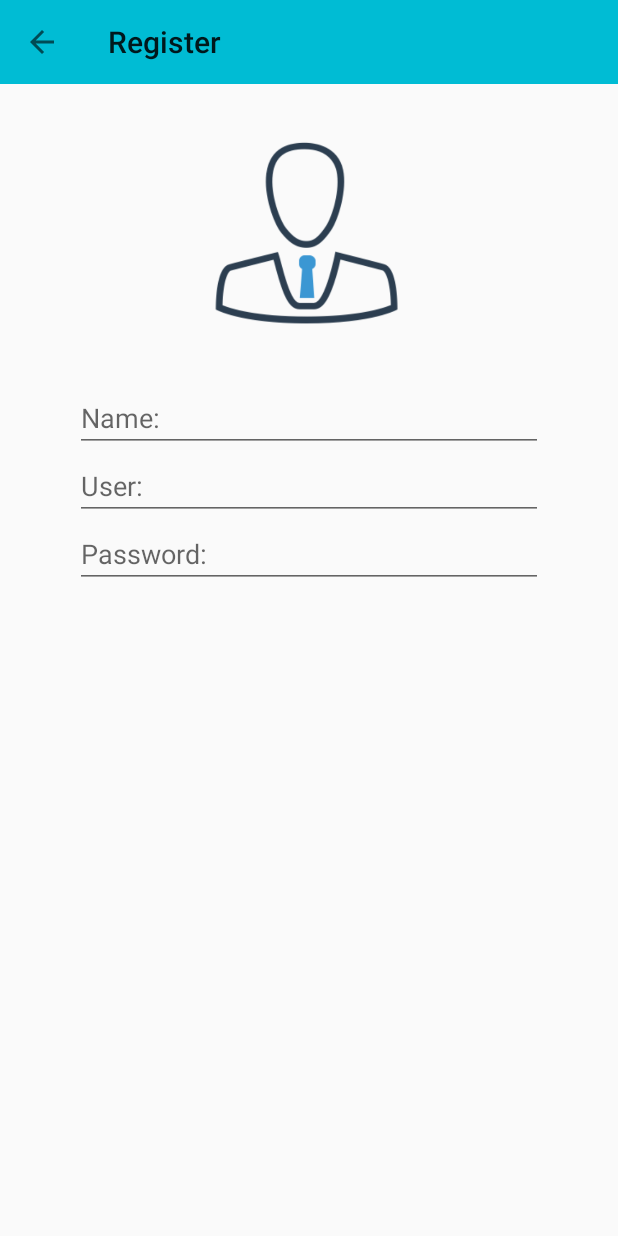
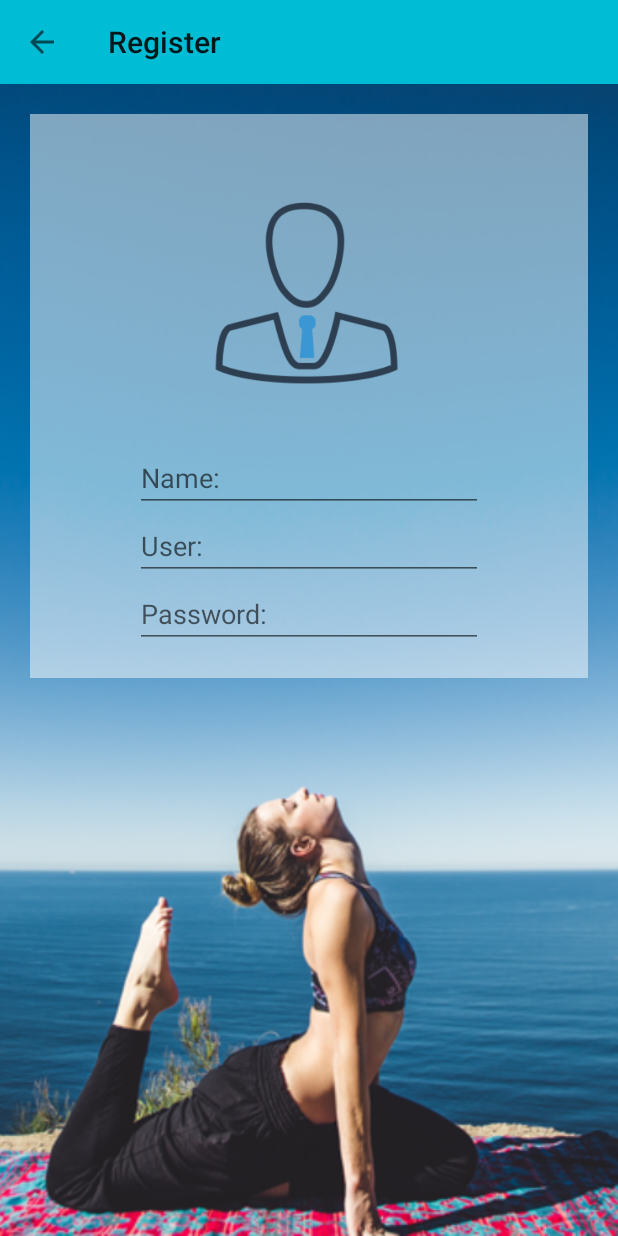
Before and after one commit to NoThingA11/android-training, an Android app: the screen it shows after launch (MainActivity), after a tap on "New Register", on a phone screen of 412 x 824 dp. Run offline under Robolectric (Android 15) with nearby library versions, the phone set to English and light mode, and no system bars.

Commit message:
Finish 23Feb2019

```diff
--- a/app/src/main/res/layout/activity_main.xml
+++ b/app/src/main/res/layout/activity_main.xml
@@ -1,10 +1,19 @@
 <?xml version="1.0" encoding="utf-8"?>
-<android.support.constraint.ConstraintLayout xmlns:android="http://schemas.android.com/apk/res/android"
+<RelativeLayout xmlns:android="http://schemas.android.com/apk/res/android"
     xmlns:app="http://schemas.android.com/apk/res-auto"
     xmlns:tools="http://schemas.android.com/tools"
     android:layout_width="match_parent"
     android:layout_height="match_parent"
     tools:context=".MainActivity">
+
+    <!--Wallpaper-->
+    <ImageView
+
+        android:scaleType="centerCrop"
+        android:src="@drawable/bg"
+        android:layout_width="match_parent"
+        android:layout_height="match_parent" />
+
 
     <!--Content of Fregment-->
     <FrameLayout
@@ -12,4 +21,4 @@
         android:layout_width="match_parent"
         android:layout_height="match_parent"></FrameLayout>
 
-</android.support.constraint.ConstraintLayout>
+</RelativeLayout>
--- a/app/src/main/res/layout/fragment_main.xml
+++ b/app/src/main/res/layout/fragment_main.xml
@@ -7,6 +7,7 @@
 
     <!-- TODO: Update blank fragment layout -->
     <LinearLayout
+        android:background="#80FFFFFF"
         android:layout_width="match_parent"
         android:layout_height="wrap_content"
         android:layout_margin="30dp"
--- a/app/src/main/res/layout/fragment_register.xml
+++ b/app/src/main/res/layout/fragment_register.xml
@@ -28,6 +28,9 @@
             android:layout_height="match_parent">
 
             <LinearLayout
+                android:background="#80FFFFFF"
+                android:padding="20dp"
+                android:layout_margin="20dp"
                 android:layout_width="match_parent"
                 android:layout_height="wrap_content"
                 android:orientation="vertical">
--- /dev/null
+++ b/app/src/main/res/menu/menu.xml
@@ -0,0 +1,4 @@
+<?xml version="1.0" encoding="utf-8"?>
+<menu xmlns:android="http://schemas.android.com/apk/res/android">
+
+</menu>
```
Also changed, not shown: app/src/main/AndroidManifest.xml (+5 -3 lines), app/src/main/res/drawable-anydpi/ic_action_upload.xml (added, +10 -0 lines), app/src/main/res/drawable-hdpi/ic_action_upload.png (added), app/src/main/res/drawable-mdpi/ic_action_upload.png (added), app/src/main/res/drawable-xhdpi/ic_action_upload.png (added), app/src/main/res/drawable-xxhdpi/ic_action_upload.png (added), app/src/main/res/drawable/bg.png (added).
